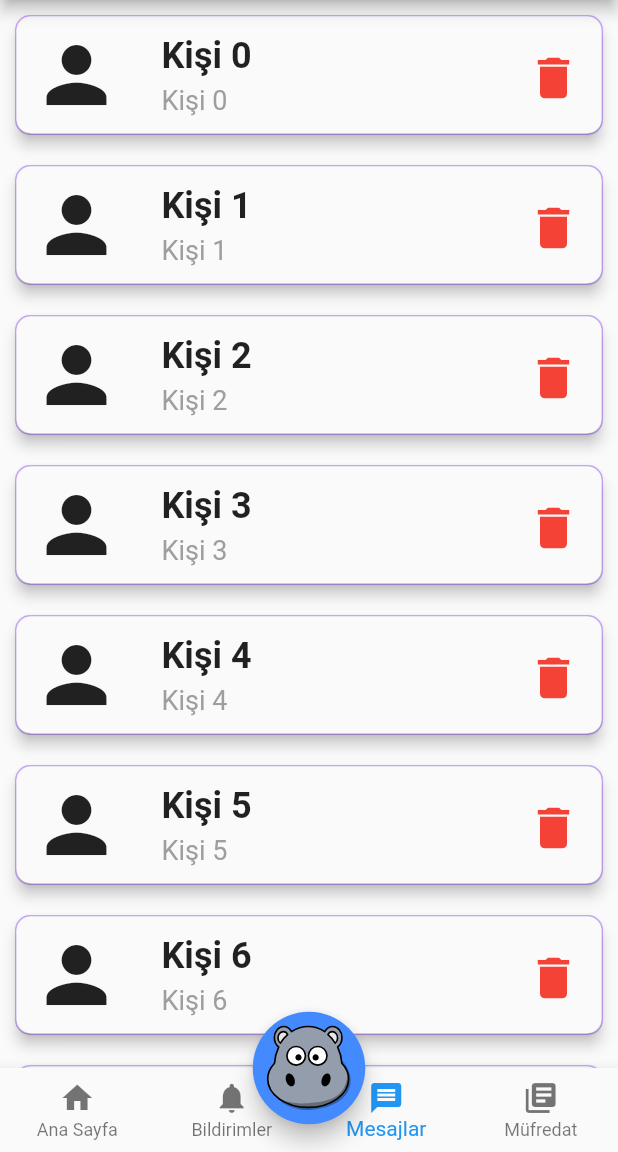
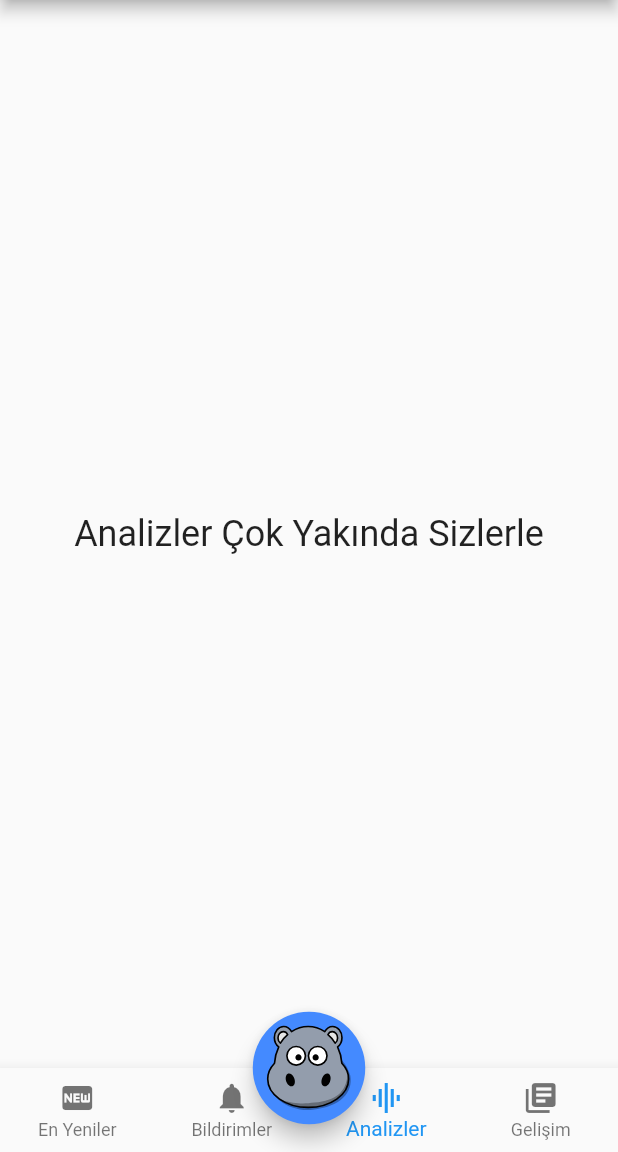
Before and after one commit to enesbiyyik/kidsupp-demo, a Flutter app: the screen it shows after launch, item 3 of the bottom bar chosen, on a phone screen of 412 x 824 dp, the part 84-1236 px from its top. Run offline on Flutter 3.47's test engine with Material 2 defaults, Android fonts, the phone set to English and light mode, and no system bars; our stand-ins replace flutter_svg, gradient_app_bar, youtube_player_flutter; network calls fail.

```diff
--- a/lib/main.dart
+++ b/lib/main.dart
@@ -37,7 +37,7 @@ class _MyHomePageState extends State<MyHomePage> {
   int _currentIndex = 0;
   List<Widget> tumSayfalar;
   Bildirimler bildirimler;
-  AnaSayfa anaSayfa;
+  EnYeniler anaSayfa;
   MufredatBody mufredatBody;
   Mesajlar mesajlar;
   var keyAnaSayfa = PageStorageKey("keyAnaSayfa");
@@ -55,7 +55,7 @@ class _MyHomePageState extends State<MyHomePage> {
   @override
   void initState() {
     bildirimler = Bildirimler(keyBildirim);
-    anaSayfa = AnaSayfa(keyAnaSayfa);
+    anaSayfa = EnYeniler(keyAnaSayfa);
     mufredatBody = MufredatBody();
     mesajlar = Mesajlar(keyMesaj);
     tumSayfalar = [anaSayfa, bildirimler, mesajlar, mufredatBody];
@@ -100,13 +100,13 @@ class _MyHomePageState extends State<MyHomePage> {
     return BottomNavigationBar(
       items: <BottomNavigationBarItem>[
         BottomNavigationBarItem(
-            icon: Icon(Icons.home), title: Text("Ana Sayfa")),
+            icon: Icon(Icons.fiber_new), title: Text("En Yeniler")),
         BottomNavigationBarItem(
             icon: Icon(Icons.notifications), title: Text("Bildirimler")),
         BottomNavigationBarItem(
-            icon: Icon(Icons.message), title: Text("Mesajlar")),
+            icon: Icon(Icons.graphic_eq), title: Text("Analizler")),
         BottomNavigationBarItem(
-            icon: Icon(Icons.library_books), title: Text("Müfredat")),
+            icon: Icon(Icons.library_books), title: Text("Gelişim")),
       ],
       fixedColor: Colors.blue,
       type: BottomNavigationBarType.fixed,
--- a/lib/ui/mesajlar.dart
+++ b/lib/ui/mesajlar.dart
@@ -13,57 +13,13 @@ class _MesajlarState extends State<Mesajlar> {
 
   @override
   Widget build(BuildContext context) {
-    return ListView.builder(
-      itemExtent: 100,
-        itemBuilder: (context, index) {
-          return SafeArea(
-            child: Container(
-              margin: EdgeInsets.all(10),
-              width: MediaQuery.of(context).size.width-40,
-              decoration: BoxDecoration(
-                border: Border.all(color: learch),
-                borderRadius: BorderRadius.circular(10),
-              ),
-              child: GestureDetector(
-                onTap: (){
-                  debugPrint("tıkladım $index");
-                },
-                child: Material(
-                  elevation: 4,
-                  borderRadius: BorderRadius.circular(10),
-                  child: Container(
-                    padding: EdgeInsets.symmetric(horizontal: 10),
-                    child: Row(
-                      crossAxisAlignment: CrossAxisAlignment.center,
-                      mainAxisAlignment: MainAxisAlignment.spaceBetween,
-                      children: <Widget>[
-                        Icon(Icons.person, size: 60,),
-                        SizedBox(width: 15,),
-                        Container(
-                          padding: EdgeInsets.symmetric(horizontal: 5),
-                          width: MediaQuery.of(context).size.width-175,
-                          child: Column(
-                            mainAxisAlignment: MainAxisAlignment.center,
-                            crossAxisAlignment: CrossAxisAlignment.start,
-                            children: <Widget>[
-                              Text("Kişi $index", style: TextStyle(fontWeight: FontWeight.bold, fontSize: 24),),
-                              SizedBox(height: 5,),
-                              Text("Kişi $index", style: TextStyle(fontSize: 18, color: Colors.grey),),
-                            ],
-                          ),
-                        ),
-                        IconButton(
-                          icon: Icon(Icons.delete, size: 36, color: Colors.red,),
-                          onPressed: (){},
-                          splashColor: Colors.red.shade200,
-                        ),
-                      ],
-                    ),
-                  ),
-                ),
-              ),
-            ),
-          );
-        });
+    return Container(
+      width: double.maxFinite,
+      height: double.maxFinite,
+      alignment: Alignment.center,
+      child: Center(
+        child: Text("Analizler Çok Yakında Sizlerle", style: TextStyle(fontWeight: FontWeight.w400, fontSize: 24),),
+      ),
+    );
   }
 }
```
Also changed, not shown: lib/cikis_ekrani.dart (+32 -4 lines), lib/kid_activity.dart (+6 -6 lines), lib/ui/ana_sayfa.dart (+4 -6 lines).
